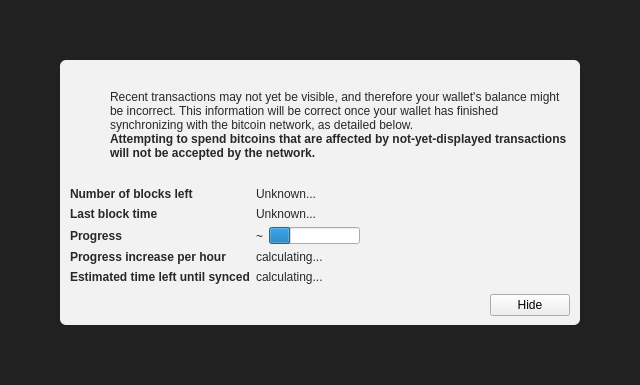
This is src/qt/forms/modaloverlay.ui in RadiumCore/Validity as Qt 5 draws it before an edit. The edited form follows.
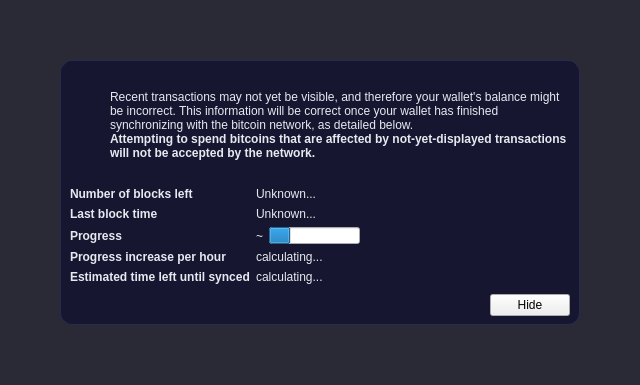
This is the edited form. Icons and pictures are not drawn. Custom widgets are drawn as their Qt base class.

```diff
--- a/src/qt/forms/modaloverlay.ui
+++ b/src/qt/forms/modaloverlay.ui
@@ -32,7 +32,7 @@
    <item>
     <widget class="QWidget" name="bgWidget" native="true">
      <property name="styleSheet">
-      <string notr="true">#bgWidget { background: rgba(0,0,0,220); }</string>
+      <string notr="true">#bgWidget { background: rgba(10,10,26,220); }</string>
      </property>
      <layout class="QVBoxLayout" name="verticalLayoutMain" stretch="1">
       <property name="leftMargin">
@@ -50,9 +50,9 @@
       <item>
        <widget class="QWidget" name="contentWidget" native="true">
         <property name="styleSheet">
-         <string notr="true">#contentWidget { background: rgba(255,255,255,240); border-radius: 6px; }
+         <string notr="true">#contentWidget { background: rgba(21,21,48,245); border: 1px solid #2a2a4d; border-radius: 12px; }
 
-QLabel { color: rgb(40,40,40);  }</string>
+QLabel { color: #e8e8f0; }</string>
         </property>
         <layout class="QVBoxLayout" name="verticalLayoutSub" stretch="1,0,0,0">
          <property name="spacing">
```
